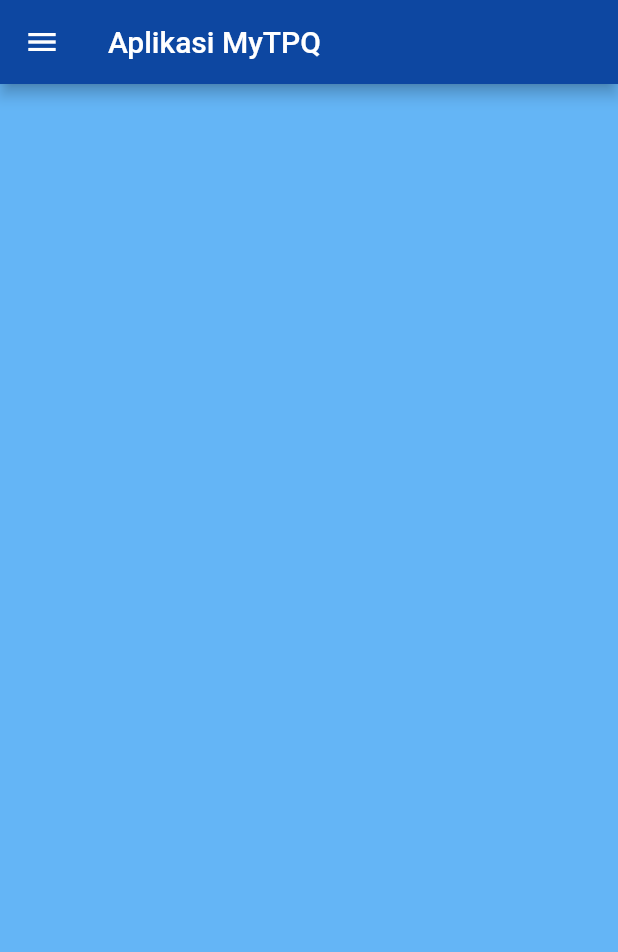
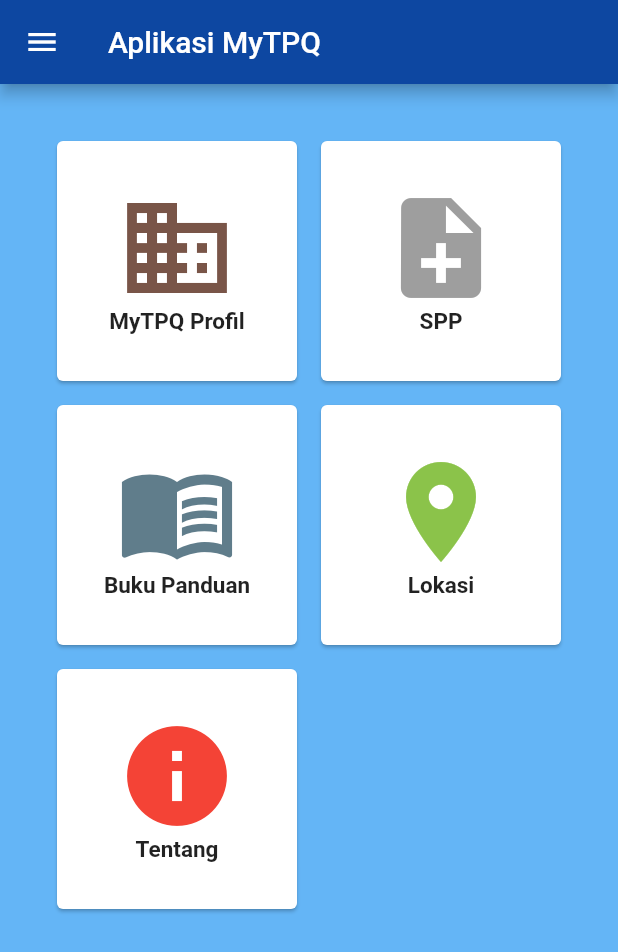
Before and after one commit to AchmadSyahh226/MyTPQ_Mobile, a Flutter app: the screen it shows after launch, on a phone screen of 412 x 824 dp. Shown: the top 952 px of the screen. Run offline on Flutter 3.47's test engine with Material 2 defaults, Android fonts, the phone set to English and light mode, and no system bars.

Commit message:
Menambahkan card untuk fitur-fitur

```diff
--- a/lib/main.dart
+++ b/lib/main.dart
@@ -42,6 +42,169 @@ class _MyTPQState extends State<MyTPQ> {
           ],
         ),
       ),
+      body: Container(
+          padding: EdgeInsets.all(30),
+          child: GridView.count(
+            crossAxisCount: 2,
+            children: <Widget>[
+              MyMenu1(),
+              MyMenu2(),
+              MyMenu3(),
+              MyMenu4(),
+              MyMenu5(),
+            ],
+          )
+        ),
     );
   }
 }
+
+class MyMenu1 extends StatelessWidget {
+  @override
+  Widget build(BuildContext context) {
+
+    return Card(
+      margin: EdgeInsets.all(8),
+      child: InkWell(
+        onTap: () {},
+        splashColor: Colors.blue[700],
+        child: Center(
+            child: Column(
+          mainAxisSize: MainAxisSize.min,
+          children: <Widget>[
+            Icon(
+              Icons.business,
+              size: 80,
+              color: Colors.brown,
+            ),
+            Text("MyTPQ Profil",
+                style: new TextStyle(
+                  fontSize: 15,
+                  fontWeight: FontWeight.bold,
+                ))
+          ],
+        )),
+      ),
+    );
+  }
+}
+
+class MyMenu2 extends StatelessWidget {
+  @override
+  Widget build(BuildContext context) {
+
+    return Card(
+      margin: EdgeInsets.all(8),
+      child: InkWell(
+        onTap: () {},
+        splashColor: Colors.blue[700],
+        child: Center(
+            child: Column(
+          mainAxisSize: MainAxisSize.min,
+          children: <Widget>[
+            Icon(
+              Icons.note_add,
+              size: 80,
+              color: Colors.grey,
+            ),
+            Text("SPP",
+                style: new TextStyle(
+                  fontSize: 15,
+                  fontWeight: FontWeight.bold,
+                ))
+          ],
+        )),
+      ),
+    );
+  }
+}
+
+class MyMenu3 extends StatelessWidget {
+  @override
+  Widget build(BuildContext context) {
+
+    return Card(
+      margin: EdgeInsets.all(8),
+      child: InkWell(
+        onTap: () {},
+        splashColor: Colors.blue[700],
+        child: Center(
+            child: Column(
+          mainAxisSize: MainAxisSize.min,
+          children: <Widget>[
+            Icon(
+              Icons.menu_book,
+              size: 80,
+              color: Colors.blueGrey,
+            ),
+            Text("Buku Panduan",
+                style: new TextStyle(
+                  fontSize: 15,
+                  fontWeight: FontWeight.bold,
+                ))
+          ],
+        )),
+      ),
+    );
+  }
+}
+
+class MyMenu4 extends StatelessWidget {
+  @override
+  Widget build(BuildContext context) {
+
+    return Card(
+      margin: EdgeInsets.all(8),
+      child: InkWell(
+        onTap: () {},
+        splashColor: Colors.blue[700],
+        child: Center(
+            child: Column(
+          mainAxisSize: MainAxisSize.min,
+          children: <Widget>[
+            Icon(
+              Icons.place,
+              size: 80,
+              color: Colors.lightGreen,
+            ),
+            Text("Lokasi",
+                style: new TextStyle(
+                  fontSize: 15,
+                  fontWeight: FontWeight.bold,
+                ))
+          ],
+        )),
+      ),
+    );
+  }
+}
+
+class MyMenu5 extends StatelessWidget {
+  @override
+  Widget build(BuildContext context) {
+
+    return Card(
+      margin: EdgeInsets.all(8),
+      child: InkWell(
+        onTap: () {},
+        splashColor: Colors.blue[700],
+        child: Center(
+            child: Column(
+          mainAxisSize: MainAxisSize.min,
+          children: <Widget>[
+            Icon(
+              Icons.info,
+              size: 80,
+              color: Colors.red,
+            ),
+            Text("Tentang",
+                style: new TextStyle(
+                  fontSize: 15,
+                  fontWeight: FontWeight.bold,
+                ))
+          ],
+        )),
+      ),
+    );
+  }
+}
```
